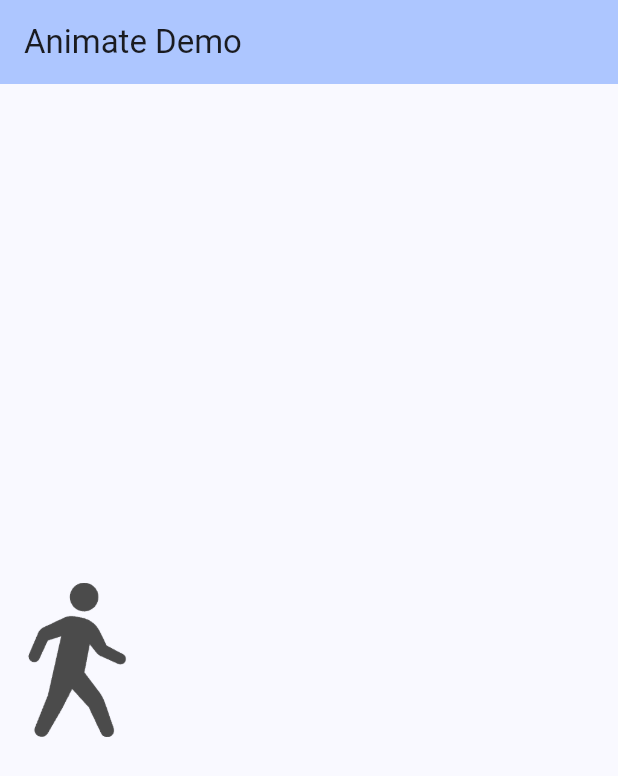
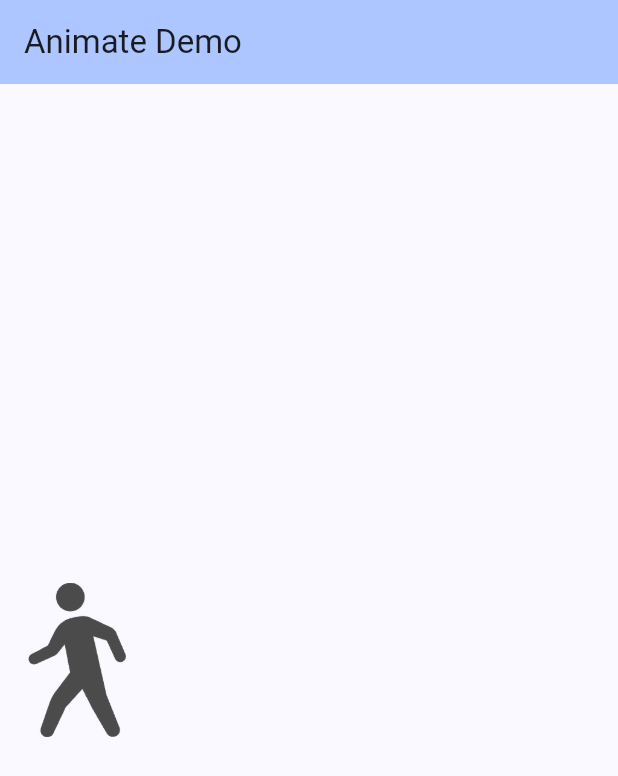
Before and after one commit to c22349/flutter_animation_practice, a Flutter app: the screen it shows after launch, on a phone screen of 412 x 824 dp. Shown: the top 776 px of the screen. Run offline on Flutter 3.47's test engine with Material 3 defaults, Android fonts, the phone set to English and light mode, and no system bars.

Commit message:
Add process to invert image

```diff
--- a/lib/main.dart
+++ b/lib/main.dart
@@ -57,6 +57,7 @@ class _MyHomePageState extends State<MyHomePage>
   late AnimationController _controller;
   late Animation<double> _animation;
   bool _isMovingRight = true; // 右に動いているかどうかを示すフラグ
+  bool _isAnimating = true; // アニメーションの状態を管理するフラグ
 
   @override
   void initState() {
@@ -123,19 +124,35 @@ class _MyHomePageState extends State<MyHomePage>
         // これを試してください： デバッグペイント」を起動します（IDEで 「Toggle Debug Paint 」アクションを選択するか「p 」キーを押します）。
         // IDE で 「Toggle Debug Paint」 アクションを選択するか、コンソールで 「p」 を押します）。
         // 各ウィジェットのワイヤーフレームを見ることができます。
+        child: GestureDetector(
+          onTap: () {
+            setState(() {
+              if (_isAnimating) {
+                _controller.stop(); // アニメーションを停止
+              } else {
+                _controller.forward(); // アニメーションを再開
+              }
+              _isAnimating = !_isAnimating; // 状態を反転
+            });
+          },
           child: AnimatedBuilder(
             animation: _animation,
             builder: (context, child) {
-            return Transform.translate(
-              offset: Offset(_animation.value, 0),
+              return Transform(
+                alignment: Alignment.center,
+                transform:
+                    Matrix4.identity()
+                      ..translate(_animation.value, 0)
+                      ..scale(_isMovingRight ? -1.0 : 1.0, 1.0), // 反転の向きを逆に
                 child: SizedBox(
-                width: MediaQuery.of(context).size.width * 0.25, // 画面幅の25%
+                  width: imageWidth,
                   child: Image.asset('images/walk.png'),
                 ),
               );
             },
           ),
         ),
+      ),
     );
   }
 }
```
Lines whose indentation alone changed are shown as unchanged.
